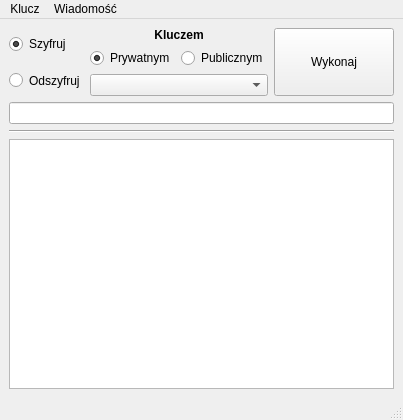
Old version of the form main.ui in the repository pkrolkgp/funkcja_Feistela_PyQt5.
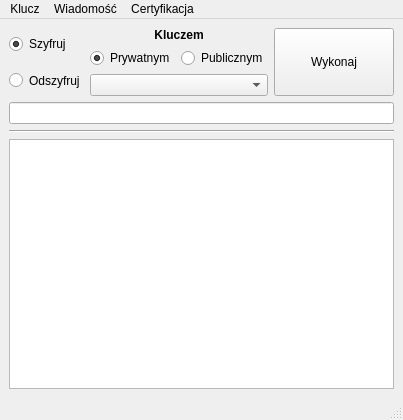
New version of the form.

Patch:
```diff
--- a/main.ui
+++ b/main.ui
@@ -253,8 +253,16 @@
     <addaction name="actionWczytaj"/>
     <addaction name="actionZapisz"/>
    </widget>
+   <widget class="QMenu" name="menuCertyfikacja">
+    <property name="title">
+     <string>Certyfikacja</string>
+    </property>
+    <addaction name="actionPodpisz"/>
+    <addaction name="actionSprawd_podpis"/>
+   </widget>
    <addaction name="menuKlucz"/>
    <addaction name="menuWiadomo"/>
+   <addaction name="menuCertyfikacja"/>
   </widget>
   <widget class="QStatusBar" name="statusbar"/>
   <action name="actionGeneruj">
```
Left out of the diff: 6 changed lines with no effect on the pictures.
